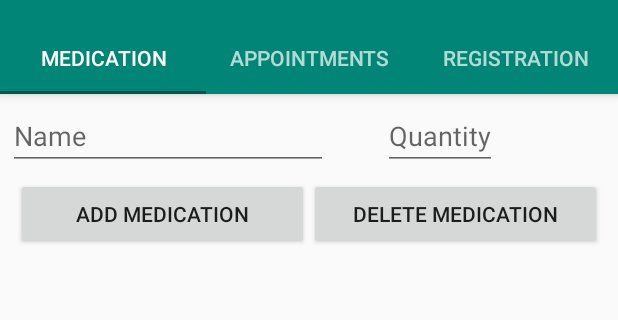
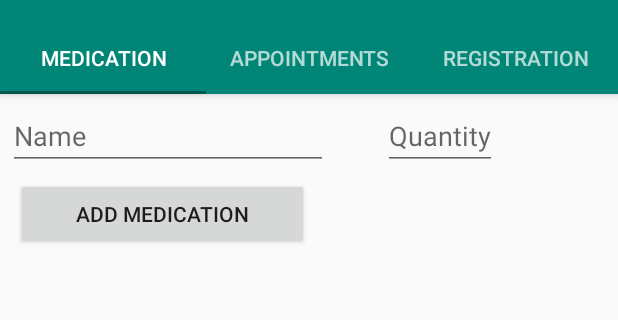
Before and after one commit to MariaJMRibeiro/MedSide, an Android app: the frag1 screen opened directly, with no data from a screen before it, after a tap on "ADD MEDICATION", on a phone screen of 412 x 824 dp, the part 74-394 px from its top. Run offline under Robolectric (Android 15) with nearby library versions, the phone set to English and light mode, and no system bars; 1 statement that could not run was skipped.

Commit message:
add medication conclude

```diff
--- a/app/src/main/java/up201506196/com/firsttp/frag1.java
+++ b/app/src/main/java/up201506196/com/firsttp/frag1.java
@@ -1,7 +1,6 @@
 package up201506196.com.firsttp;
 
 
-import android.content.Intent;
 import android.os.Bundle;
 import android.support.v4.app.Fragment;
 import android.view.LayoutInflater;
@@ -9,7 +8,6 @@ import android.view.View;
 import android.view.ViewGroup;
 import android.widget.Button;
 import android.widget.EditText;
-import android.widget.Toast;
 
 
 public class frag1 extends Fragment {
@@ -18,47 +16,38 @@ public class frag1 extends Fragment {
         // Required empty public constructor
     }
 
+    EditText e1,e2;
+    Button b1;
     DatabaseHelper db;
-    EditText e1,e2;
-    Button b1, b2;
 
     @Override
     public View onCreateView(LayoutInflater inflater, ViewGroup container,
                              Bundle savedInstanceState) {
 
-        // Inflate the layout for this fragment
-        View rootView=inflater.inflate(R.layout.fragment_frag1, container, false);
+        View view=inflater.inflate(R.layout.fragment_frag1, container, false);
 
-        db = new DatabaseHelper(null);
-        e1=(EditText)rootView.findViewById(R.id.text_name);
-        e2=(EditText)rootView.findViewById(R.id.text_quantity);
-        b1=(Button)rootView.findViewById(R.id.button_add);
-        b2=(Button)rootView.findViewById(R.id.button_reset);
-        b2.setOnClickListener(new View.OnClickListener() {
+        return view;
+    }
+
+    public void onViewCreated(View view, Bundle savedInstanceState) {
+        e1 = (EditText) view.findViewById(R.id.text_name);
+        e2 = (EditText)view.findViewById(R.id.text_quantity);
+        b1 = (Button) view.findViewById(R.id.button_add);
+        db = new DatabaseHelper(getActivity());
+        b1.setOnClickListener(new View.OnClickListener() {
             @Override
             public void onClick(View v) {
-                String s1 = e1.getText().toString();
-                db.deleteMedication(s1);
+                String name=e1.getText().toString();
+                String no=e2.getText().toString();
+                int quantity=Integer.parseInt(no);
+                Medication medication =
+                        new Medication(name,quantity);
+                db.addMedication(medication);
+                e1.setText("");
+                e2.setText("");
             }
         });
-        b1.setOnClickListener( new View.OnClickListener() {
-            @Override
-            public void onClick(View v) {
-                String s1 = e1.getText().toString();
-                String s2 = e2.getText().toString();
-                int m2 = Integer.parseInt(s2);
-                if (s1.equals("")||s2.equals("")){
-                    Toast.makeText(getActivity().getApplicationContext(), "Fields are empty", Toast.LENGTH_SHORT).show();
-                }
-                else {
-                    Medication medication= new Medication();
-                    medication.setMedicationName(s1);
-                    medication.setQuantity(m2);
-                    db.addMedication(medication);
-                    Toast.makeText(getActivity().getApplicationContext(), "Medication correcty insert", Toast.LENGTH_SHORT).show();
-                }
-            }
-        });
-        return rootView;
     }
+
+
 }
--- a/app/src/main/res/layout/fragment_frag1.xml
+++ b/app/src/main/res/layout/fragment_frag1.xml
@@ -42,12 +42,7 @@
                 android:layout_weight="1"
                 android:text="@string/medication_add" />
 
-            <Button
-                android:id="@+id/button_reset"
-                android:layout_width="0dp"
-                android:layout_height="wrap_content"
-                android:layout_weight="1"
-                android:text="@string/medication_reset" />
+
         </LinearLayout>
     </RelativeLayout>
 
```
Also changed, not shown: app/src/main/java/up201506196/com/firsttp/DatabaseHelper.java (+12 -53 lines), app/src/main/java/up201506196/com/firsttp/Medication.java (+14 -26 lines).
